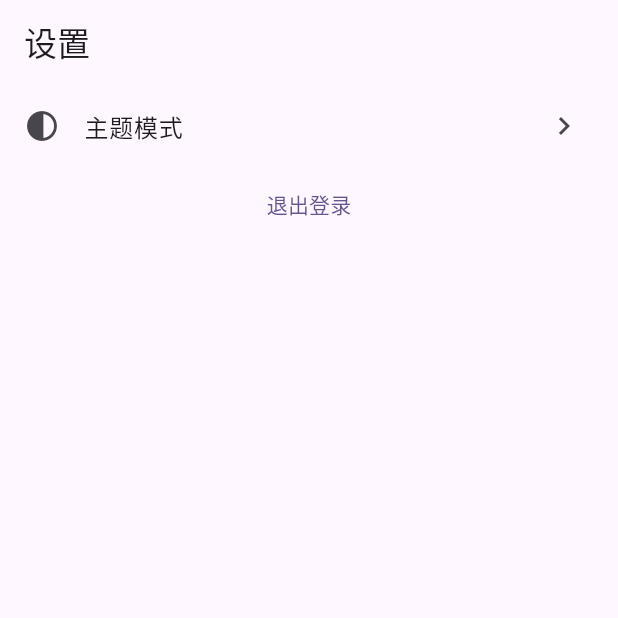
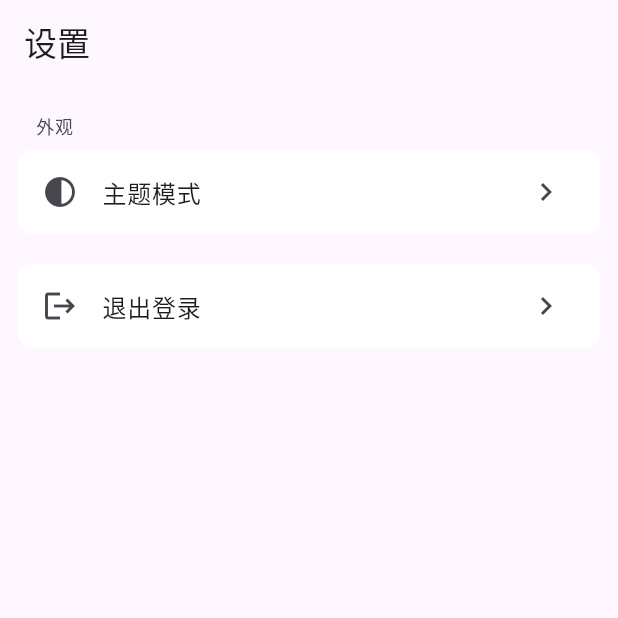
Before and after one commit to raoxwup/haka_comic, a Flutter app: the Settings screen opened by its route, on a phone screen of 412 x 824 dp, the top half of it. Run offline on Flutter 3.47's test engine with Material 3 defaults, Android fonts, the light colour scheme and no system bars; drawn by our look-alikes of dynamic_color; our stand-ins replace cached_network_image, dio, go_router, image_picker, scrollable_positioned_list, shared_preferences; missing offline and left inert: sqlite_async; accounts and stored records are empty; network calls fail.

Commit message:
优化一些细节

```diff
--- a/lib/views/home/share_dialog.dart
+++ b/lib/views/home/share_dialog.dart
@@ -65,7 +65,6 @@ class _ShareDialogState extends State<ShareDialog> {
       children: [
         TextField(
           controller: _controller,
-          autofocus: true,
           decoration: const InputDecoration(border: OutlineInputBorder()),
         ),
         const SizedBox(height: 10),
--- a/lib/views/reader/reader.dart
+++ b/lib/views/reader/reader.dart
@@ -396,14 +396,15 @@ class _ReaderState extends State<Reader> {
                   Expanded(
                     child: Row(
                       children: [
-                        TextButton(
+                        TextButton.icon(
                           onPressed: () {
                             Scaffold.of(context).openDrawer();
                           },
                           style: TextButton.styleFrom(
                             foregroundColor: context.colorScheme.onSurface,
                           ),
-                          child: const Text('章节'),
+                          label: const Text('章节'),
+                          icon: const Icon(Icons.menu),
                         ),
                       ],
                     ),
--- a/lib/views/settings/settings.dart
+++ b/lib/views/settings/settings.dart
@@ -1,4 +1,5 @@
 import 'package:flutter/material.dart';
+import 'package:go_router/go_router.dart';
 import 'package:haka_comic/router/app_router.dart';
 import 'package:haka_comic/utils/extension.dart';
 import 'package:haka_comic/views/settings/theme_icon.dart';
@@ -17,6 +18,10 @@ class _SettingsState extends State<Settings> {
     return Scaffold(
       appBar: AppBar(title: const Text('设置')),
       body: ListView(
+        padding: const EdgeInsets.all(12),
+        children: [
+          Block(
+            title: '外观',
             children: [
               ListTile(
                 leading: Icon(Icons.contrast),
@@ -39,7 +44,10 @@ class _SettingsState extends State<Settings> {
                           children: [
                             ThemeIcon(),
                             SizedBox(height: 20),
-                        Text('选择主题模式', style: context.textTheme.titleMedium),
+                            Text(
+                              '选择主题模式',
+                              style: context.textTheme.titleMedium,
+                            ),
                             Text(
                               '选择System，亮暗模式会随着系统模式的变化而变化',
                               style: context.textTheme.bodySmall,
@@ -54,14 +62,85 @@ class _SettingsState extends State<Settings> {
                   );
                 },
               ),
+            ],
+          ),
+          SizedBox(height: 20),
+          Block(
+            children: [
+              ListTile(
+                leading: Icon(Icons.logout),
+                title: Text('退出登录'),
+                trailing: Icon(Icons.chevron_right),
+                onTap: () async {
+                  final bool? result = await showDialog(
+                    context: context,
+                    builder: (BuildContext context) {
+                      return AlertDialog(
+                        title: const Text('退出登录'),
+                        content: const Text('确定要退出登录吗？'),
+                        actions: <Widget>[
                           TextButton(
-            onPressed: () {
+                            child: const Text('取消'),
+                            onPressed: () => context.pop(false),
+                          ),
+                          TextButton(
+                            child: const Text('确定'),
+                            onPressed: () => context.pop(true),
+                          ),
+                        ],
+                      );
+                    },
+                  );
+                  if (result == true) {
                     logout();
+                  }
                 },
-            child: Text('退出登录'),
+              ),
+            ],
           ),
         ],
       ),
     );
   }
 }
+
+class Block extends StatelessWidget {
+  const Block({super.key, required this.children, this.title});
+
+  final List<Widget> children;
+  final String? title;
+
+  @override
+  Widget build(BuildContext context) {
+    return Column(
+      mainAxisSize: MainAxisSize.min,
+      crossAxisAlignment: CrossAxisAlignment.start,
+      children: [
+        if (title != null)
+          Padding(
+            padding: const EdgeInsets.symmetric(
+              vertical: 8.0,
+              horizontal: 12.0,
+            ),
+            child: Text(
+              title!,
+              style: context.textTheme.bodySmall?.copyWith(
+                color: context.colorScheme.onSurfaceVariant,
+              ),
+            ),
+          ),
+        Container(
+          clipBehavior: Clip.hardEdge,
+          decoration: BoxDecoration(
+            color: context.colorScheme.surfaceContainerLowest,
+            borderRadius: const BorderRadius.all(Radius.circular(10)),
+          ),
+          child: Material(
+            type: MaterialType.transparency,
+            child: Column(mainAxisSize: MainAxisSize.min, children: children),
+          ),
+        ),
+      ],
+    );
+  }
+}
```
Also changed, not shown: lib/views/comic_details/comic_details.dart (+5 -8 lines). Lines whose indentation alone changed are shown as unchanged.
